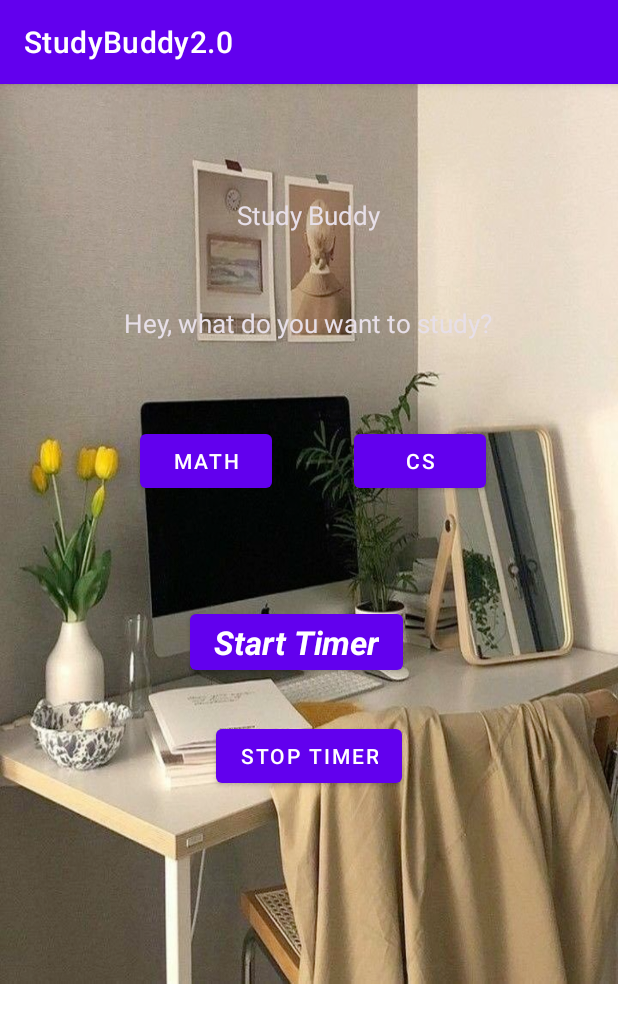
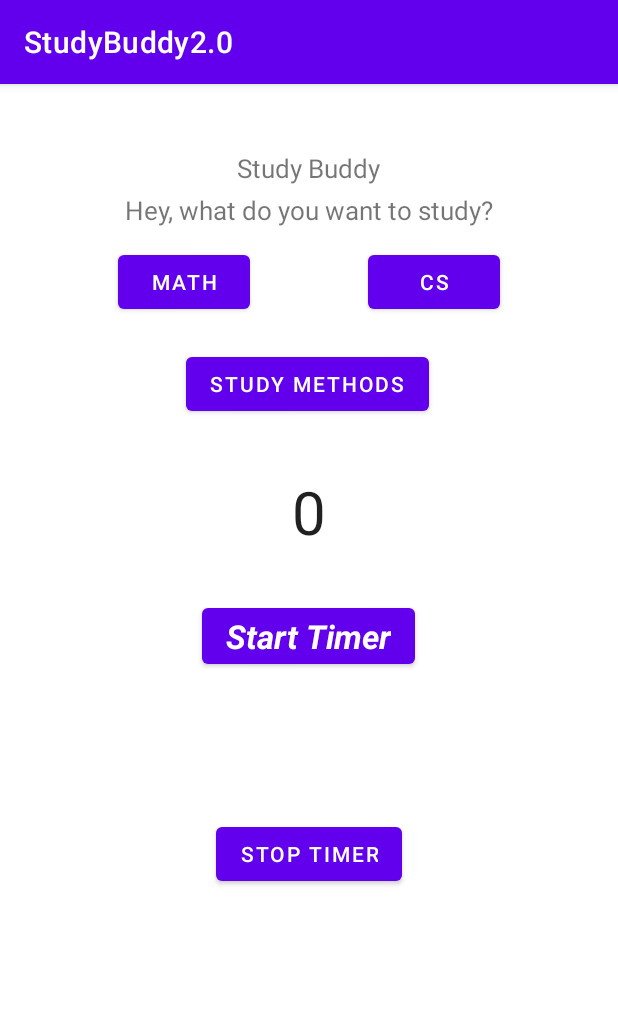
Before and after one commit to andrewnoel99/StudyBuddy, an Android app: the screen it shows after launch (MainActivity), on a phone screen of 412 x 824 dp. Shown: the top 1023 px of the screen. Run offline under Robolectric (Android 15) with nearby library versions, the phone set to English and light mode, and no system bars.

Commit message:
created study method button - PLEASE BUILD OFF OF THIS BASE CODE AND PUSH IN YOUR OWN BRANCHED

```diff
--- a/app/build.gradle
+++ b/app/build.gradle
@@ -6,6 +6,7 @@ plugins {
 android {
     namespace 'com.example.studybuddy20'
     compileSdk 33
+    compileSdkPreview "UpsideDownCake"
 
     defaultConfig {
         applicationId "com.example.studybuddy20"
@@ -38,6 +39,7 @@ dependencies {
     implementation 'androidx.appcompat:appcompat:1.6.1'
     implementation 'com.google.android.material:material:1.8.0'
     implementation 'androidx.constraintlayout:constraintlayout:2.1.4'
+    implementation 'androidx.core:core-ktx:+'
     testImplementation 'junit:junit:4.13.2'
     androidTestImplementation 'androidx.test.ext:junit:1.1.5'
     androidTestImplementation 'androidx.test.espresso:espresso-core:3.5.1'
--- a/app/src/main/java/com/example/studybuddy20/MainActivity.kt
+++ b/app/src/main/java/com/example/studybuddy20/MainActivity.kt
@@ -1,5 +1,6 @@
 package com.example.studybuddy20
 
+import android.content.Intent
 import androidx.appcompat.app.AppCompatActivity
 import android.os.Bundle
 import android.os.CountDownTimer
@@ -14,6 +15,7 @@ class MainActivity : AppCompatActivity(), View.OnClickListener {
     private lateinit var csButton: Button
     private lateinit var startButton: Button
     private lateinit var countdownTV: TextView
+    private lateinit var studyMethods: Button
 
     private var countdownLength: Long = 0
     private var countdown: CountDownTimer? = null
@@ -27,10 +29,12 @@ class MainActivity : AppCompatActivity(), View.OnClickListener {
         startButton = findViewById(R.id.StartBtn)
         countdownTV = findViewById(R.id.countdownTV)
         StopBtn = findViewById(R.id.StopBtn)
+        studyMethods = findViewById(R.id.StudyMethodsBtn)
 
         mathButton.setOnClickListener(this)
         csButton.setOnClickListener(this)
         startButton.setOnClickListener(this)
+        studyMethods.setOnClickListener(this)
 
         countdownTV.text = "0"
     }
@@ -51,6 +55,10 @@ class MainActivity : AppCompatActivity(), View.OnClickListener {
                 countdownTV.text = "00:00"
             }
             R.id.StartBtn -> startCountdown()
+            R.id.StudyMethodsBtn ->{
+                val intent = Intent(this, StudyActivity::class.java)
+                startActivity(intent)
+            }
         }
     }
 
--- a/app/src/main/res/layout/activity_main.xml
+++ b/app/src/main/res/layout/activity_main.xml
@@ -1,113 +1,108 @@
 <?xml version="1.0" encoding="utf-8"?>
-<androidx.constraintlayout.widget.ConstraintLayout xmlns:android="http://schemas.android.com/apk/res/android"
+<androidx.constraintlayout.widget.ConstraintLayout
+    xmlns:android="http://schemas.android.com/apk/res/android"
     xmlns:app="http://schemas.android.com/apk/res-auto"
     xmlns:tools="http://schemas.android.com/tools"
     android:id="@+id/scroll"
     android:layout_width="match_parent"
-    android:layout_height="600dp"
-    tools:context=".MainActivity"
-    android:background="@drawable/img_1">
+    android:layout_height="match_parent"
+    tools:context=".MainActivity">
 
+    <Button
+        android:id="@+id/StudyMethodsBtn"
+        android:layout_width="wrap_content"
+        android:layout_height="wrap_content"
+        android:layout_marginTop="20dp"
+        android:text="Study Methods"
+        app:layout_constraintEnd_toEndOf="parent"
+        app:layout_constraintHorizontal_bias="0.497"
+        app:layout_constraintStart_toStartOf="parent"
+        app:layout_constraintTop_toBottomOf="@+id/Mathbtn" />
+
+    <Button
+        android:id="@+id/Mathbtn"
+        android:layout_width="wrap_content"
+        android:layout_height="wrap_content"
+        android:layout_marginTop="12dp"
+        android:text="Math"
+        app:layout_constraintEnd_toStartOf="@+id/CSbtn"
+        app:layout_constraintHorizontal_bias="0.3"
+        app:layout_constraintStart_toStartOf="parent"
+        app:layout_constraintTop_toBottomOf="@+id/WelcomeText" />
+
+    <Button
+        android:id="@+id/CSbtn"
+        android:layout_width="wrap_content"
+        android:layout_height="wrap_content"
+        android:layout_marginTop="12dp"
+        android:text="CS"
+        app:layout_constraintEnd_toEndOf="parent"
+        app:layout_constraintHorizontal_bias="0.7"
+        app:layout_constraintStart_toEndOf="@+id/Mathbtn"
+        app:layout_constraintTop_toBottomOf="@+id/WelcomeText" />
+
+    <TextView
+        android:id="@+id/WelcomeText"
+        android:layout_width="wrap_content"
+        android:layout_height="wrap_content"
+        android:layout_marginTop="4dp"
+        android:text="Hey, what do you want to study?"
+        android:textSize="17sp"
+        app:layout_constraintEnd_toEndOf="parent"
+        app:layout_constraintStart_toStartOf="parent"
+        app:layout_constraintTop_toBottomOf="@+id/Title" />
 
     <TextView
         android:id="@+id/Title"
         android:layout_width="wrap_content"
         android:layout_height="wrap_content"
-        android:layout_marginTop="68dp"
+        android:layout_marginTop="44dp"
         android:text="Study Buddy"
-        app:layout_constraintBottom_toTopOf="@+id/WelcomeText"
+        android:textSize="17sp"
         app:layout_constraintEnd_toEndOf="parent"
         app:layout_constraintHorizontal_bias="0.498"
         app:layout_constraintStart_toStartOf="parent"
-        app:layout_constraintTop_toTopOf="parent"
-        android:textColor="#E7DFE8"
-        app:layout_constraintVertical_bias="0.13"
-        android:textSize="17sp"/>
-
-
-    <TextView
-        android:id="@+id/WelcomeText"
-        android:layout_width="wrap_content"
-        android:layout_height="wrap_content"
-        android:text="Hey, what do you want to study?"
-        app:layout_constraintBottom_toBottomOf="parent"
-        app:layout_constraintEnd_toEndOf="parent"
-        app:layout_constraintHorizontal_bias="0.497"
-        app:layout_constraintStart_toStartOf="parent"
-        app:layout_constraintTop_toTopOf="parent"
-        android:textColor="#E7DFE8"
-        app:layout_constraintVertical_bias="0.256"
-        android:textSize="17sp"/>
-
-    <Button
-        android:id="@+id/Mathbtn"
-        android:layout_width="wrap_content"
-        android:layout_height="wrap_content"
-        android:layout_marginStart="76dp"
-        android:layout_marginTop="56dp"
-        android:text="Math"
-        app:layout_constraintEnd_toStartOf="@+id/CSbtn"
-        app:layout_constraintHorizontal_bias="0.239"
-        app:layout_constraintStart_toStartOf="parent"
-        app:layout_constraintTop_toBottomOf="@+id/WelcomeText"
-        tools:ignore="MissingConstraints" />
-
-    <Button
-        android:id="@+id/CSbtn"
-        android:layout_width="wrap_content"
-        android:layout_height="wrap_content"
-        android:layout_marginTop="56dp"
-        android:layout_marginEnd="88dp"
-        android:text="CS"
-        app:layout_constraintEnd_toEndOf="parent"
-        app:layout_constraintTop_toBottomOf="@+id/WelcomeText"
-        tools:ignore="MissingConstraints" />
+        app:layout_constraintTop_toTopOf="parent" />
 
     <Button
         android:id="@+id/StartBtn"
         android:layout_width="wrap_content"
         android:layout_height="wrap_content"
-        android:layout_alignParentBottom="true"
-        android:layout_centerHorizontal="true"
-        android:layout_marginTop="176dp"
         android:text="Start Timer"
         android:textAppearance="?android:attr/textAppearanceLarge"
         android:textStyle="bold|italic"
-        app:layout_constraintBottom_toTopOf="@+id/StopBtn"
+        app:layout_constraintBottom_toBottomOf="parent"
         app:layout_constraintEnd_toEndOf="parent"
-        app:layout_constraintHorizontal_bias="0.468"
+        app:layout_constraintHorizontal_bias="0.498"
         app:layout_constraintStart_toStartOf="parent"
-        app:layout_constraintTop_toBottomOf="@+id/WelcomeText"
-        app:layout_constraintVertical_bias="0.0"
-        tools:ignore="MissingConstraints" />
+        app:layout_constraintTop_toBottomOf="@+id/StudyMethodsBtn"
+        app:layout_constraintVertical_bias="0.241" />
 
     <TextView
         android:id="@+id/countdownTV"
-        android:layout_width="wrap_content"
-        android:layout_height="wrap_content"
-        android:layout_above="@+id/StartBtn"
-        android:layout_centerHorizontal="true"
-        android:layout_marginTop="448dp"
-        android:layout_marginEnd="100dp"
+        android:layout_width="0dp"
+        android:layout_height="61dp"
         android:gravity="center"
         android:textAppearance="?android:attr/textAppearanceLarge"
         android:textSize="40sp"
         app:layout_constraintBottom_toTopOf="@+id/StartBtn"
         app:layout_constraintEnd_toEndOf="parent"
-        app:layout_constraintHorizontal_bias="0.684"
+        app:layout_constraintHorizontal_bias="0.0"
         app:layout_constraintStart_toStartOf="parent"
         app:layout_constraintTop_toTopOf="parent"
-        app:layout_constraintVertical_bias="0.0"
-        tools:ignore="DuplicateIds,MissingConstraints" />
+        app:layout_constraintVertical_bias="0.904"
+        tools:ignore="DuplicateIds" />
 
     <Button
         android:id="@+id/StopBtn"
         android:layout_width="wrap_content"
         android:layout_height="wrap_content"
-        android:layout_marginBottom="128dp"
         android:text="Stop Timer"
         app:layout_constraintBottom_toBottomOf="parent"
         app:layout_constraintEnd_toEndOf="parent"
-        app:layout_constraintStart_toStartOf="parent" />
+        app:layout_constraintStart_toStartOf="parent"
+        app:layout_constraintTop_toBottomOf="@+id/StartBtn"
+        app:layout_constraintVertical_bias="0.296" />
+
 
 </androidx.constraintlayout.widget.ConstraintLayout>
--- a/build.gradle
+++ b/build.gradle
@@ -2,5 +2,5 @@
 plugins {
     id 'com.android.application' version '7.4.2' apply false
     id 'com.android.library' version '7.4.2' apply false
-    id 'org.jetbrains.kotlin.android' version '1.8.0' apply false
+    id 'org.jetbrains.kotlin.android' version '1.8.21' apply false
 }
```
Also changed, not shown: app/src/main/AndroidManifest.xml (+12 -0 lines), app/src/main/java/com/example/studybuddy20/StudyActivity.kt (added, +128 -0 lines), app/src/main/java/com/example/studybuddy20/Technique.kt (added, +30 -0 lines), app/src/main/java/com/example/studybuddy20/TechniqueAdapter.kt (added, +37 -0 lines), app/src/main/java/com/example/studybuddy20/TimerActivity.kt (added, +84 -0 lines), app/src/main/res/layout/activity_study.xml (added, +30 -0 lines), app/src/main/res/layout/activity_timer.xml (added, +24 -0 lines), app/src/main/res/layout/item_techniques.xml (added, +24 -0 lines), app/src/main/res/drawable/img_1.png (deleted).
